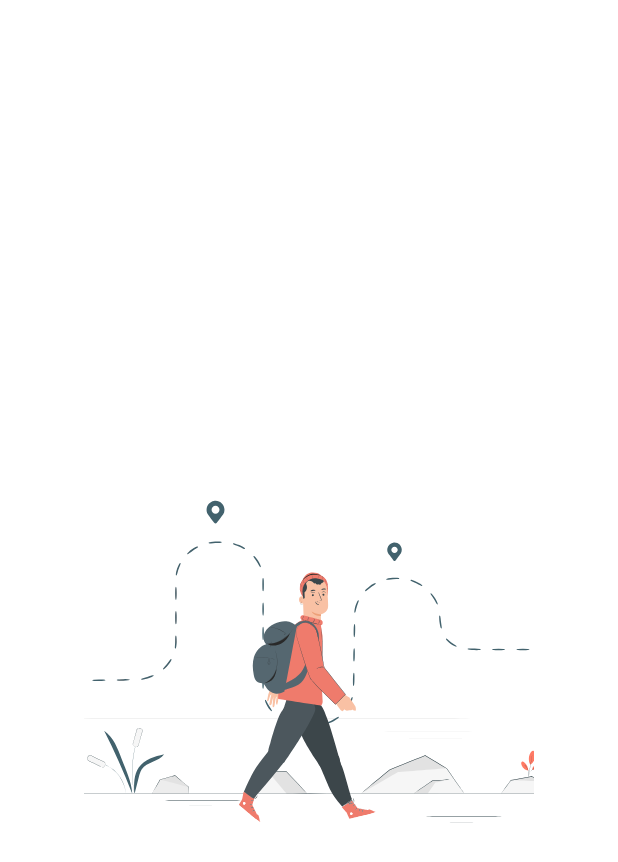
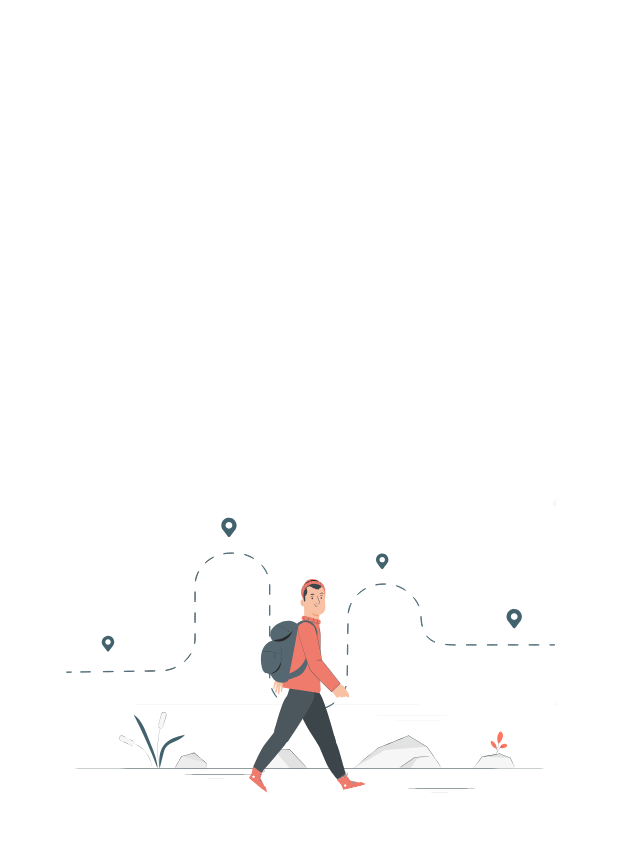
Before and after one commit to here-comes-ivy/tainan-300-web-app, a Flutter app: the SplashScreen screen opened directly, on a phone screen of 412 x 824 dp. Shown: the top 862 px of the screen. Run offline on Flutter 3.47's test engine with Material 3 defaults, Android fonts, the phone set to English and light mode, and no system bars; our stand-ins replace cloud_firestore, firebase_core, lottie, shared_preferences; missing offline and left inert: dart:html, flutter_line_liff; accounts and stored records are empty; statements that could not run were skipped.

Commit message:
updating splash gif size

```diff
--- a/lib/splashScreen.dart
+++ b/lib/splashScreen.dart
@@ -37,8 +37,7 @@ class _SplashScreenState extends State<SplashScreen> {
             child: Lottie.asset(
               "assets/animations/travelerAnimation.json",
               fit: BoxFit.cover,
-              width: 300,
-              height: 300,
+              width: MediaQuery.of(context).size.width * 0.8,
             ),
           );
 
```
Also changed, not shown: 20 other files.
